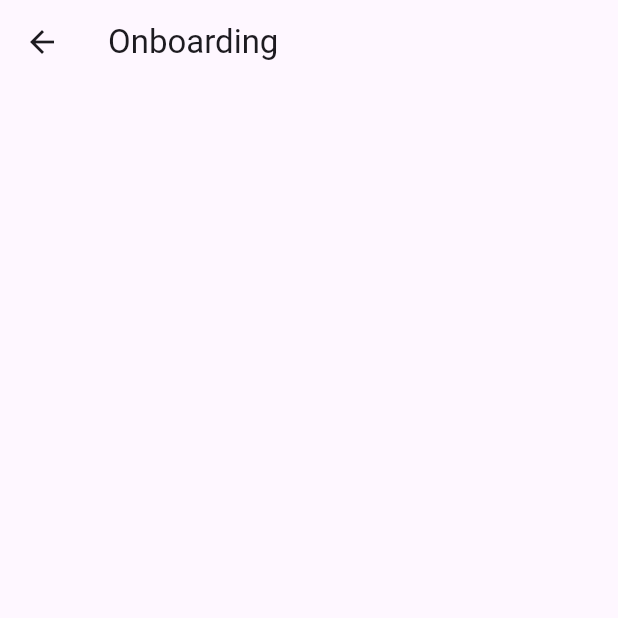
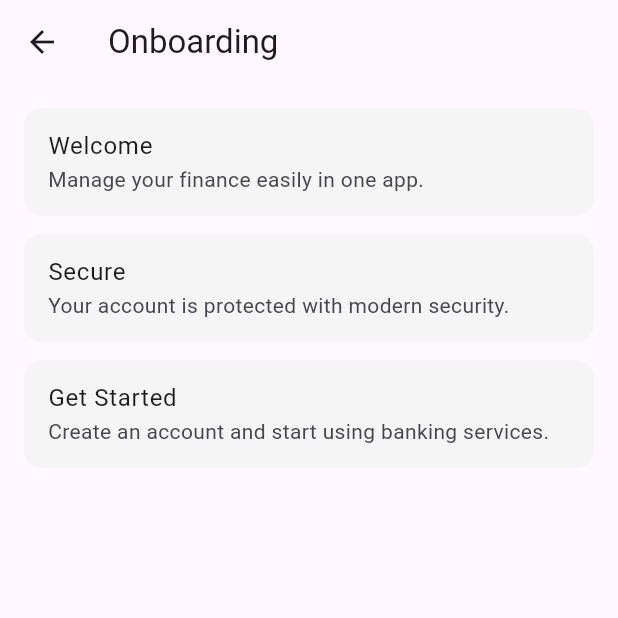
Before and after one commit to nghiaMeo/banking_application, a Flutter app: the OnboardingPage screen opened directly, on a phone screen of 412 x 824 dp, the top half of it. Run offline on Flutter 3.47's test engine with Material 3 defaults, Android fonts, the phone set to English and light mode, and no system bars; our stand-ins replace dio, flutter_riverpod, flutter_svg, google_fonts; project files that could hold a hidden picture were left out.

Commit message:
Refactor Hybrid Clean Architecture

```diff
--- /dev/null
+++ b/lib/features/onboarding/data/apis/onboarding_api.dart
@@ -0,0 +1,19 @@
+class OnboardingApi {
+  Future<List<Map<String, dynamic>>> fetchSteps() async {
+    // Placeholder API response. Replace with real endpoint when available.
+    return [
+      {
+        'title': 'Welcome',
+        'description': 'Manage your finance easily in one app.',
+      },
+      {
+        'title': 'Secure',
+        'description': 'Your account is protected with modern security.',
+      },
+      {
+        'title': 'Get Started',
+        'description': 'Create an account and start using banking services.',
+      },
+    ];
+  }
+}
--- /dev/null
+++ b/lib/features/onboarding/domain/repositories/onboarding_repository.dart
@@ -0,0 +1,5 @@
+import 'package:bank_app/features/onboarding/domain/entities/onboarding_step_entity.dart';
+
+abstract class OnboardingRepository {
+  Future<List<OnboardingStepEntity>> getSteps();
+}
--- a/lib/features/onboarding/presentation/pages/onboarding_page.dart
+++ b/lib/features/onboarding/presentation/pages/onboarding_page.dart
@@ -1,19 +1,40 @@
+import 'package:bank_app/features/onboarding/application/onboarding_providers.dart';
 import 'package:flutter/material.dart';
+import 'package:flutter_riverpod/flutter_riverpod.dart';
 
-class OnboardingPage extends StatefulWidget {
+class OnboardingPage extends ConsumerWidget {
   const OnboardingPage({super.key});
 
   @override
-  State<OnboardingPage> createState() => _OnboardingPageState();
-}
+  Widget build(BuildContext context, WidgetRef ref) {
+    final onboardingAsync = ref.watch(onboardingProvider);
 
-class _OnboardingPageState extends State<OnboardingPage> {
-  @override
-  Widget build(BuildContext context) {
     return Scaffold(
       appBar: AppBar(
         title: const Text('Onboarding'),
       ),
+      body: onboardingAsync.when(
+        data: (steps) => ListView.separated(
+          padding: const EdgeInsets.all(16),
+          itemCount: steps.length,
+          separatorBuilder: (_, __) => const SizedBox(height: 12),
+          itemBuilder: (context, index) {
+            final step = steps[index];
+            return ListTile(
+              tileColor: Colors.grey.shade100,
+              shape: RoundedRectangleBorder(
+                borderRadius: BorderRadius.circular(12),
+              ),
+              title: Text(step.title),
+              subtitle: Text(step.description),
+            );
+          },
+        ),
+        loading: () => const Center(child: CircularProgressIndicator()),
+        error: (error, _) => Center(
+          child: Text('Failed to load onboarding: $error'),
+        ),
+      ),
     );
   }
 }
--- a/lib/main.dart
+++ b/lib/main.dart
@@ -1,4 +1,4 @@
-import 'package:bank_app/core/routing/app_router.dart';
+import 'package:bank_app/app/routing/app_router.dart';
 import 'package:flutter/material.dart';
 import 'package:flutter_riverpod/flutter_riverpod.dart';
 
```
Also changed, not shown: lib/features/auth/application/auth_providers.dart (added, +34 -0 lines), lib/features/auth/presentation/pages/sign_in_page.dart (+5 -5 lines), lib/features/auth/presentation/pages/sign_up_page.dart (+2 -6 lines), lib/features/auth/presentation/providers/auth_notifier.dart (+0 -28 lines), lib/features/onboarding/application/onboarding_providers.dart (added, +24 -0 lines), lib/features/onboarding/data/models/onboarding_step_model.dart (added, +18 -0 lines), lib/features/onboarding/data/repositories/onboarding_repository_impl.dart (added, +26 -0 lines), lib/features/onboarding/domain/entities/onboarding_step_entity.dart (added, +9 -0 lines), lib/features/onboarding/domain/usecases/get_onboarding_steps_usecase.dart (added, +12 -0 lines), lib/app/routing/app_router.dart (renamed from lib/core/routing/app_router.dart), 1 other file.
